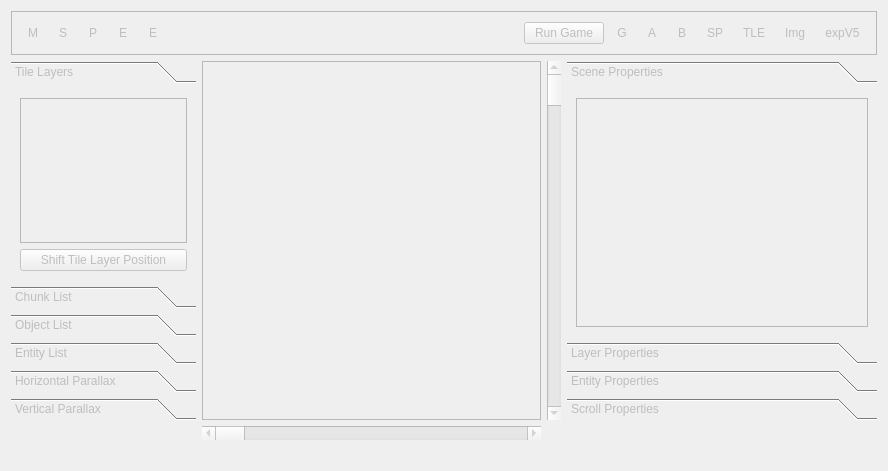
First picture: the form in RetroEDv2/tools/sceneeditor.ui, repository Leonx254/RetroED, before the edit.
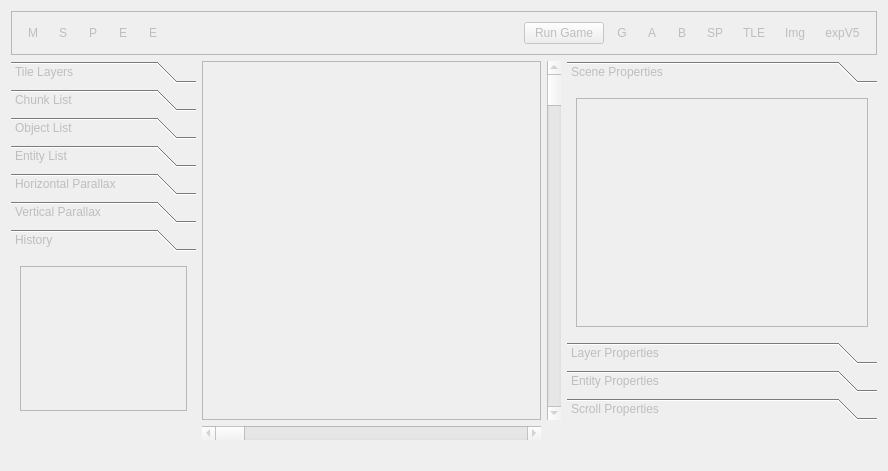
Second picture: the form after the edit. The open tabs and pages were chosen to show the change. Icons and pictures are not drawn.

```diff
--- a/RetroEDv2/tools/sceneeditor.ui
+++ b/RetroEDv2/tools/sceneeditor.ui
@@ -513,7 +513,7 @@
         <x>0</x>
         <y>0</y>
         <width>185</width>
-        <height>181</height>
+        <height>151</height>
        </rect>
       </property>
       <attribute name="label">
@@ -945,6 +945,28 @@
        </item>
       </layout>
      </widget>
+     <widget class="QWidget" name="History">
+      <property name="geometry">
+       <rect>
+        <x>0</x>
+        <y>0</y>
+        <width>185</width>
+        <height>151</height>
+       </rect>
+      </property>
+      <attribute name="label">
+       <string>History</string>
+      </attribute>
+      <layout class="QGridLayout" name="gridLayout_5">
+       <item row="0" column="0">
+        <widget class="QUndoView" name="undoView">
+         <property name="emptyLabel">
+          <string>Original State</string>
+         </property>
+        </widget>
+       </item>
+      </layout>
+     </widget>
     </widget>
    </item>
   </layout>
```
Left out of the diff: 91 changed lines with no effect on the pictures.
